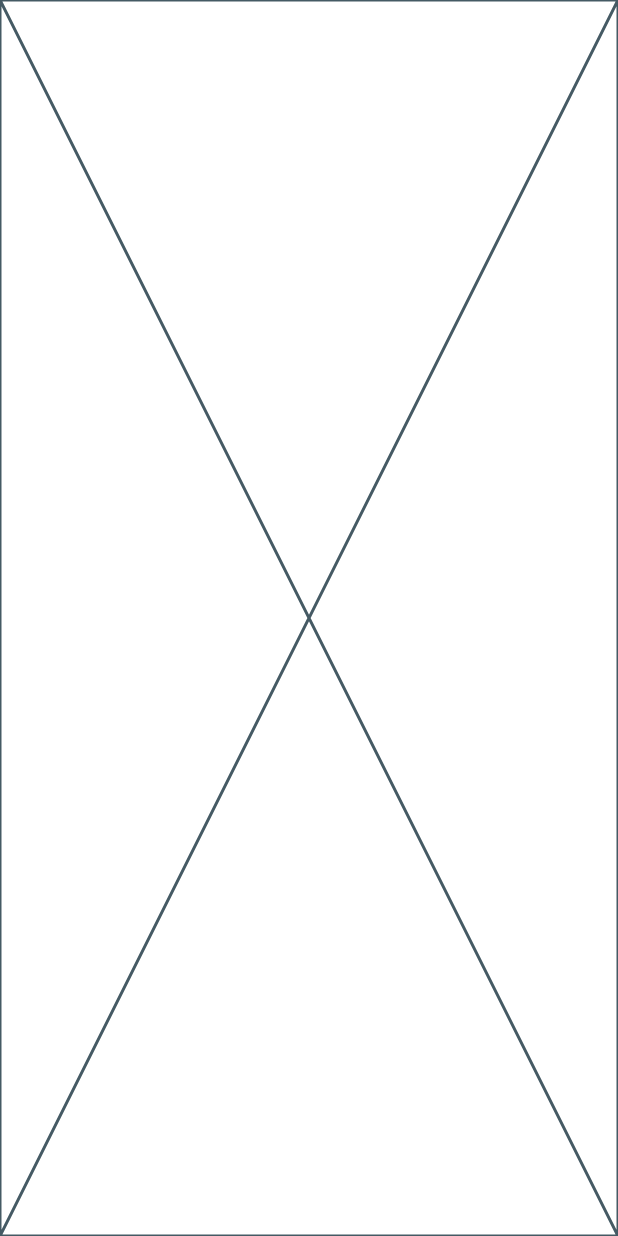
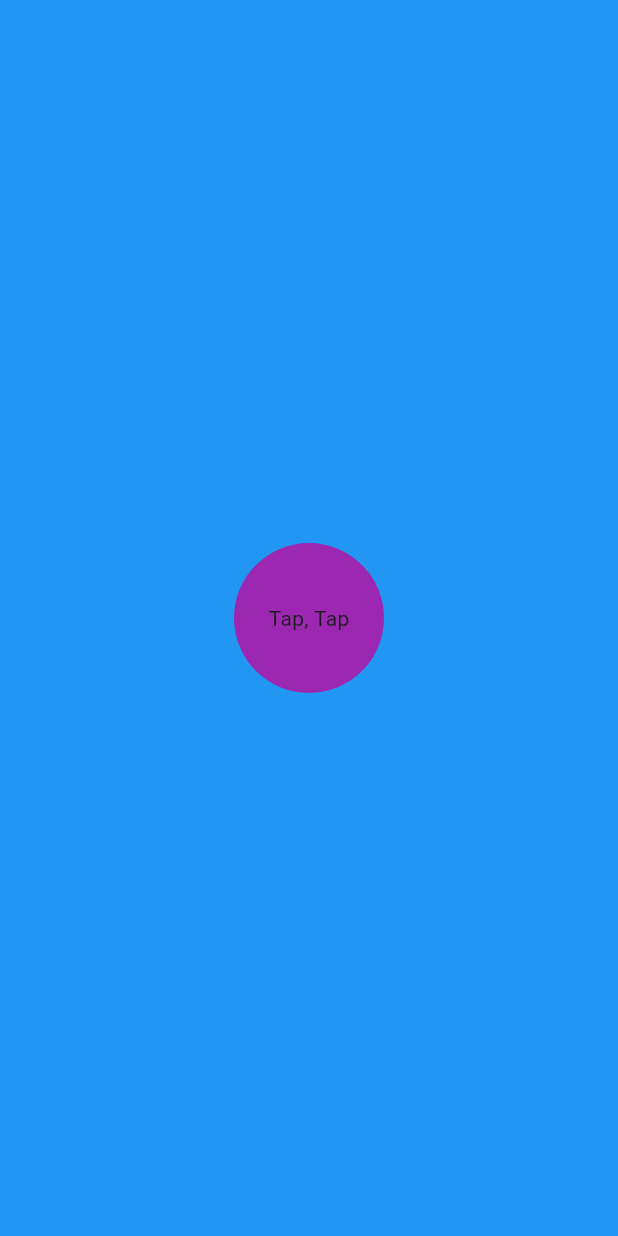
Before and after one commit to summydev/animdo, a Flutter app: the screen it shows after launch, on a phone screen of 412 x 824 dp. Run offline on Flutter 3.47's test engine with Material 3 defaults, Android fonts, the phone set to English and light mode, and no system bars; missing offline and left inert: dart:ffi.

Commit message:
done with basic animation

```diff
--- a/lib/main.dart
+++ b/lib/main.dart
@@ -19,7 +19,7 @@ class MyApp extends StatelessWidget {
         colorScheme: ColorScheme.fromSeed(seedColor: Colors.deepPurple),
         useMaterial3: true,
       ),
-      home:  AnimDo(),
+      home:  const Animdo(),
     );
   }
 }
--- a/lib/view/animdo.dart
+++ b/lib/view/animdo.dart
@@ -1,10 +1,61 @@
+import 'dart:ffi';
+
 import 'package:flutter/material.dart';
 
-class AnimDo extends StatelessWidget {
-  const AnimDo({super.key});
+class Animdo extends StatefulWidget {
+  const Animdo({super.key});
 
   @override
+  State<Animdo> createState() => _AnimdoState();
+}
+
+class _AnimdoState extends State<Animdo> {
+  double _buttonRadius = 100.0;
+  // final Tween<double> _backgroundScale= ;
+  @override
   Widget build(BuildContext context) {
-    return const Placeholder();
+    return Scaffold(
+      body: Container(
+        child: Stack(
+          clipBehavior: Clip.none,
+          children: [
+            _pageBackground(),
+            _circularAnimationButton()
+
+          ],
+        ),
+      ),
+    );
+  }
+
+  Widget _pageBackground(){
+    return Placeholder(
+      child: Container(
+        color: Colors.blue,
+      ),
+    );
+
+  }
+
+  Widget _circularAnimationButton(){
+    return Center(
+      child: GestureDetector(
+        onTap: (){
+          setState(() {
+            _buttonRadius += _buttonRadius== 200 ? -100 : 100;
+          });
+        } ,
+        child: AnimatedContainer(
+          child: Center( child: Text('Tap, Tap'),),
+
+          width: _buttonRadius,
+          height: _buttonRadius,
+          decoration:   BoxDecoration( color: Colors.purple,
+              borderRadius: BorderRadius.circular(_buttonRadius)), duration: const Duration(seconds: 2),
+
+        ),
+      ),
+    );
+
   }
 }
```
